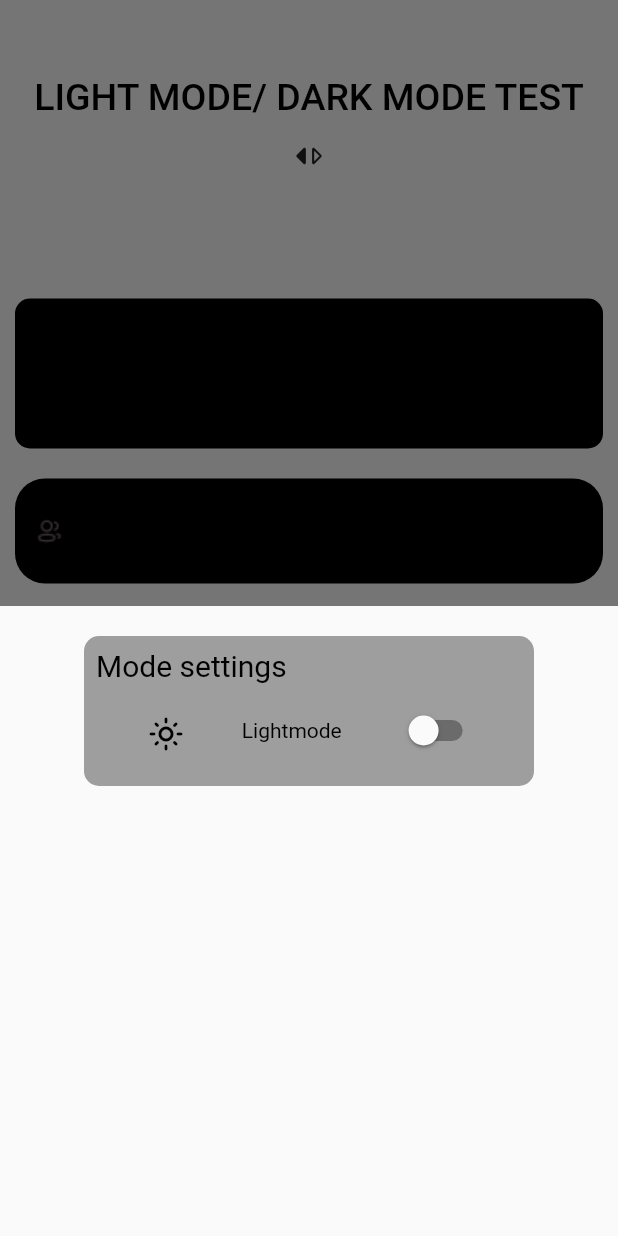
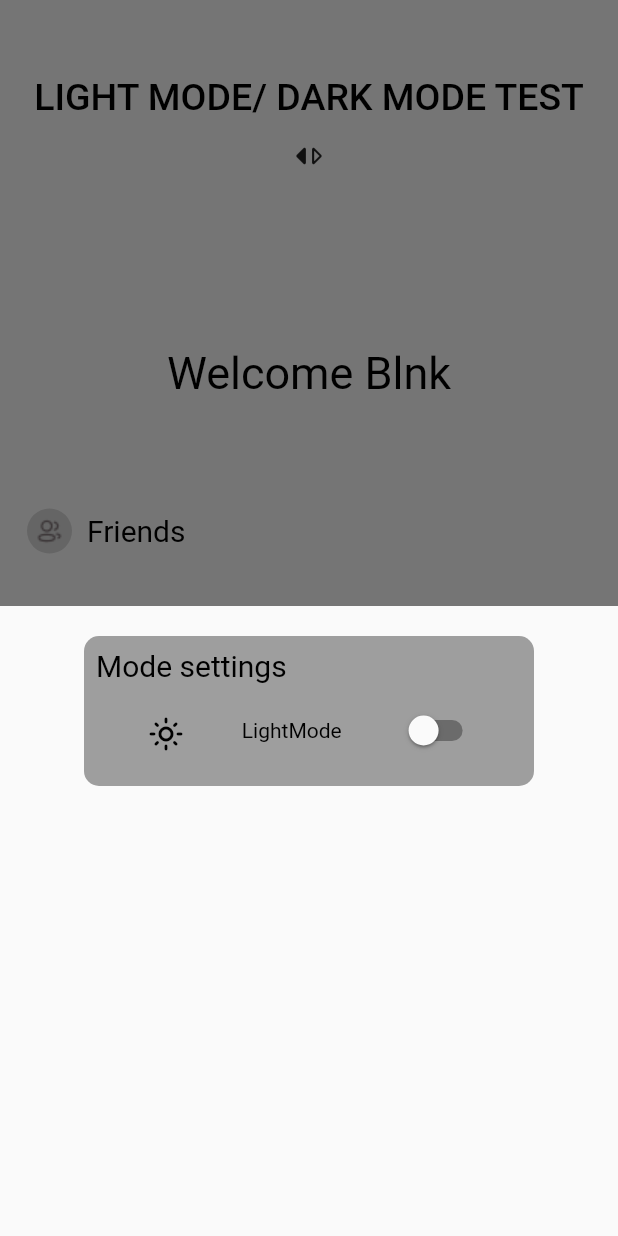
Before and after one commit to Unique-chiemerie/Testing-dark-light-mode--Shared-preferences-, a Flutter app: the screen it shows after launch, after a tap on the "switch right" icon, on a phone screen of 412 x 824 dp. Run offline on Flutter 3.47's test engine with Material 2 defaults, Android fonts, the phone set to English and light mode, and no system bars; our stand-ins replace flutter_riverpod, google_fonts, shared_preferences.

Commit message:
justing color

```diff
--- a/lib/custom widget/text.dart
+++ b/lib/custom widget/text.dart
@@ -18,3 +18,17 @@ class Tess extends ConsumerWidget {
     );
   }
 }
+
+class Headertess extends ConsumerWidget {
+  const Headertess({super.key, required this.texx});
+  final String texx;
+  @override
+  Widget build(BuildContext context, WidgetRef ref) {
+    final isDarker = ref.watch(darkmodeprovider);
+    return Text(
+      texx,
+      style: GoogleFonts.nanumBrushScript(
+          fontSize: 30, color: isDarker ? Colors.white : Colors.black),
+    );
+  }
+}
--- a/lib/custom widget/tiles.dart
+++ b/lib/custom widget/tiles.dart
@@ -36,7 +36,7 @@ class ListT extends ConsumerWidget {
       margin: const EdgeInsets.all(10),
       decoration: BoxDecoration(
           borderRadius: BorderRadius.circular(20),
-          color: isDarker ? Colors.white : Colors.black),
+          color: isDarker ? Colors.black : Colors.white),
       child: Padding(
         padding: const EdgeInsets.all(8.0),
         child: Row(
@@ -46,8 +46,8 @@ class ListT extends ConsumerWidget {
               height: 30,
               width: 30,
               decoration: BoxDecoration(
-                borderRadius: BorderRadius.circular(10),
-              ),
+                  borderRadius: BorderRadius.circular(50),
+                  color: const Color.fromARGB(92, 158, 158, 158)),
               child: Image.asset('ui/users.png'),
             ),
             const SizedBox(
@@ -75,8 +75,10 @@ class CarD extends ConsumerWidget {
       margin: const EdgeInsets.all(10),
       decoration: BoxDecoration(
           borderRadius: BorderRadius.circular(10),
-          color: isDarker ? Colors.white : Colors.black),
-      child: const Center(child: Tess(text: text)),
+          color: isDarker ? Colors.black : Colors.white),
+      child: const Center(
+        child: Headertess(texx: text),
+      ),
     );
   }
 }
@@ -126,7 +128,7 @@ class modall extends ConsumerWidget {
                               color: isDarker ? Colors.white : Colors.black)),
                     ),
                     Text(
-                      'Lightmode',
+                      'LightMode',
                       style: TextStyle(
                           color: isDarker ? Colors.white : Colors.black),
                     ),
```
